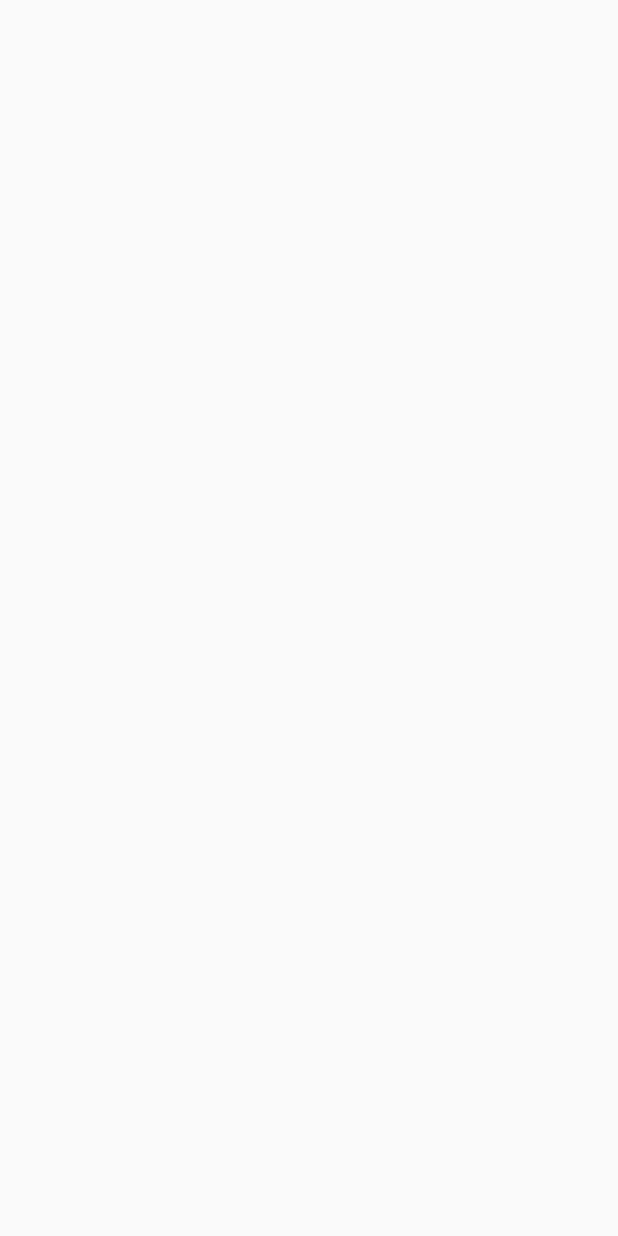
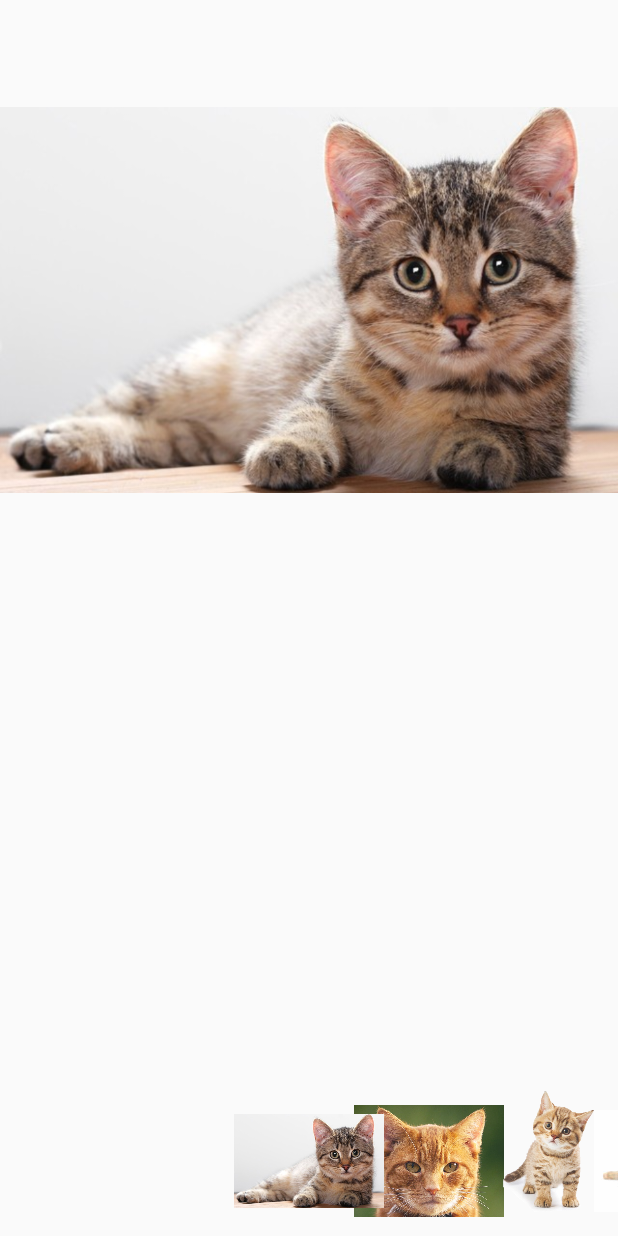
Before and after one commit to TwilightNight/AndroidLesson3_Widget, an Android app: the GalleryActivity screen opened directly, with no data from a screen before it, on a phone screen of 412 x 824 dp. Before the commit the screen is empty. Run offline under Robolectric (Android 15) with nearby library versions, the phone set to English and light mode, and no system bars; our stand-ins replace ButterKnife.

Commit message:
Finish GalleryActivity

```diff
--- a/app/src/main/java/com/example/shana/androidlesson3_widget/adapter/ImageAdapter.java
+++ b/app/src/main/java/com/example/shana/androidlesson3_widget/adapter/ImageAdapter.java
@@ -5,7 +5,6 @@ import android.graphics.drawable.Drawable;
 import android.view.LayoutInflater;
 import android.view.View;
 import android.view.ViewGroup;
-import android.widget.AbsListView;
 import android.widget.BaseAdapter;
 import android.widget.ImageView;
 
@@ -19,15 +18,19 @@ import butterknife.ButterKnife;
  */
 public class ImageAdapter extends BaseAdapter {
     private TypedArray resource;
+    private ViewGroup.LayoutParams layoutParams;
     static class ViewHolder {
         @Bind(R.id.adapter_image_image)
         ImageView imageView;
-        public ViewHolder(View view){
+
+        public ViewHolder(View view) {
             ButterKnife.bind(this, view);
         }
     }
-    public ImageAdapter(TypedArray resource){
+
+    public ImageAdapter(TypedArray resource, ViewGroup.LayoutParams layoutParams) {
         this.resource = resource;
+        this.layoutParams = layoutParams;
     }
 
     @Override
@@ -42,7 +45,7 @@ public class ImageAdapter extends BaseAdapter {
 
     @Override
     public long getItemId(int position) {
-        return position;
+        return resource.getResourceId(position % resource.length(), 0);
     }
 
     @Override
@@ -54,13 +57,11 @@ public class ImageAdapter extends BaseAdapter {
             viewHolder = new ViewHolder(convertView);
             convertView.setTag(viewHolder);
         } else {
-            viewHolder = (ViewHolder)convertView.getTag();
+            viewHolder = (ViewHolder) convertView.getTag();
         }
 
         viewHolder.imageView.setImageDrawable((Drawable) getItem(position));
-        AbsListView.LayoutParams param = new AbsListView.LayoutParams(
-                ViewGroup.LayoutParams.MATCH_PARENT, 400);
-        convertView.setLayoutParams(param);
+        convertView.setLayoutParams(layoutParams);
         return convertView;
     }
 }
--- a/app/src/main/java/com/example/shana/androidlesson3_widget/subpage/GalleryActivity.java
+++ b/app/src/main/java/com/example/shana/androidlesson3_widget/subpage/GalleryActivity.java
@@ -1,9 +1,63 @@
 package com.example.shana.androidlesson3_widget.subpage;
 
 import android.app.Activity;
+import android.os.Bundle;
+import android.view.View;
+import android.view.ViewGroup;
+import android.view.animation.AnimationUtils;
+import android.widget.Gallery;
+import android.widget.ImageSwitcher;
+import android.widget.ImageView;
+import android.widget.ViewSwitcher;
+
+import com.example.shana.androidlesson3_widget.R;
+import com.example.shana.androidlesson3_widget.adapter.ImageAdapter;
+import com.example.shana.androidlesson3_widget.utils.ConvertDpPx;
+
+import butterknife.Bind;
+import butterknife.ButterKnife;
+import butterknife.OnItemClick;
 
 /**
  * Created by shana on 2015/12/10.
+ * Gallery is no longer supported.
  */
 public class GalleryActivity extends Activity {
+    @Bind(R.id.activity_gallery_gallery)
+    Gallery gallery;
+    @Bind(R.id.activity_gallery_image_switcher)
+    ImageSwitcher imageSwitcher;
+
+    @OnItemClick(R.id.activity_gallery_gallery)
+    void onGalleryItemClick(int position){
+        imageSwitcher.setImageResource((int) gallery.getItemIdAtPosition(position));
+    }
+    @Override
+    protected void onCreate(Bundle savedInstanceState) {
+        super.onCreate(savedInstanceState);
+        setContentView(R.layout.activity_gallery);
+        ButterKnife.bind(this);
+        setupImageSwitcher();
+        setupGallery();
+    }
+
+    private void setupImageSwitcher(){
+        imageSwitcher.setFactory(new ViewSwitcher.ViewFactory() {
+            @Override
+            public View makeView() {
+                ImageView imageView = new ImageView(GalleryActivity.this);
+                imageView.setScaleType(ImageView.ScaleType.FIT_CENTER);
+                imageView.setLayoutParams(new ImageSwitcher.LayoutParams(ViewGroup.LayoutParams.WRAP_CONTENT, ViewGroup.LayoutParams.WRAP_CONTENT));
+                return imageView;
+            }
+        });
+        imageSwitcher.setInAnimation(AnimationUtils.loadAnimation(this, android.R.anim.fade_in));
+        imageSwitcher.setOutAnimation(AnimationUtils.loadAnimation(this, android.R.anim.fade_out));
+        imageSwitcher.setImageResource(R.drawable.cat01);
+    }
+
+    private void setupGallery(){
+        gallery.setAdapter(new ImageAdapter(getResources().obtainTypedArray(R.array.cat_array), new Gallery.LayoutParams(
+                (int) ConvertDpPx.convertDpToPixel(100.0f, this), (int)ConvertDpPx.convertDpToPixel(100.0f, this))));
+    }
 }
--- a/app/src/main/java/com/example/shana/androidlesson3_widget/subpage/GridActivity.java
+++ b/app/src/main/java/com/example/shana/androidlesson3_widget/subpage/GridActivity.java
@@ -2,11 +2,14 @@ package com.example.shana.androidlesson3_widget.subpage;
 
 import android.app.Activity;
 import android.os.Bundle;
+import android.view.ViewGroup;
+import android.widget.AbsListView;
 import android.widget.GridView;
 import android.widget.Toast;
 
 import com.example.shana.androidlesson3_widget.R;
 import com.example.shana.androidlesson3_widget.adapter.ImageAdapter;
+import com.example.shana.androidlesson3_widget.utils.ConvertDpPx;
 
 import butterknife.Bind;
 import butterknife.ButterKnife;
@@ -28,6 +31,7 @@ public class GridActivity extends Activity {
         super.onCreate(savedInstanceState);
         setContentView(R.layout.activity_grid);
         ButterKnife.bind(this);
-        gridView.setAdapter(new ImageAdapter(getResources().obtainTypedArray(R.array.cat_array)));
+        gridView.setAdapter(new ImageAdapter(getResources().obtainTypedArray(R.array.cat_array), new AbsListView.LayoutParams(
+                ViewGroup.LayoutParams.MATCH_PARENT, (int) ConvertDpPx.convertDpToPixel(200.0f, this))));
     }
 }
--- /dev/null
+++ b/app/src/main/java/com/example/shana/androidlesson3_widget/utils/ConvertDpPx.java
@@ -0,0 +1,38 @@
+package com.example.shana.androidlesson3_widget.utils;
+
+import android.content.Context;
+import android.content.res.Resources;
+import android.util.DisplayMetrics;
+
+/**
+ * This is copy from http://stackoverflow.com/questions/4605527/converting-pixels-to-dp.
+ */
+public class ConvertDpPx {
+    /**
+     * This method converts dp unit to equivalent pixels, depending on device density.
+     *
+     * @param dp A value in dp (density independent pixels) unit. Which we need to convert into pixels
+     * @param context Context to get resources and device specific display metrics
+     * @return A float value to represent px equivalent to dp depending on device density
+     */
+    public static float convertDpToPixel(float dp, Context context){
+        Resources resources = context.getResources();
+        DisplayMetrics metrics = resources.getDisplayMetrics();
+        float px = dp * (metrics.densityDpi / 160f);
+        return px;
+    }
+
+    /**
+     * This method converts device specific pixels to density independent pixels.
+     *
+     * @param px A value in px (pixels) unit. Which we need to convert into db
+     * @param context Context to get resources and device specific display metrics
+     * @return A float value to represent dp equivalent to px value
+     */
+    public static float convertPixelsToDp(float px, Context context){
+        Resources resources = context.getResources();
+        DisplayMetrics metrics = resources.getDisplayMetrics();
+        float dp = px / (metrics.densityDpi / 160f);
+        return dp;
+    }
+}
--- /dev/null
+++ b/app/src/main/res/layout/activity_gallery.xml
@@ -0,0 +1,20 @@
+<?xml version="1.0" encoding="utf-8"?>
+<RelativeLayout xmlns:android="http://schemas.android.com/apk/res/android"
+    android:layout_width="match_parent"
+    android:layout_height="match_parent"
+    android:orientation="vertical">
+
+    <Gallery
+        android:id="@+id/activity_gallery_gallery"
+        android:layout_width="match_parent"
+        android:layout_height="100dp"
+        android:layout_alignParentBottom="true"/>
+
+    <ImageSwitcher
+        android:id="@+id/activity_gallery_image_switcher"
+        android:layout_width="match_parent"
+        android:layout_height="wrap_content"
+        android:layout_alignParentTop="true"
+        android:layout_above="@id/activity_gallery_gallery"/>
+
+</RelativeLayout>
```
